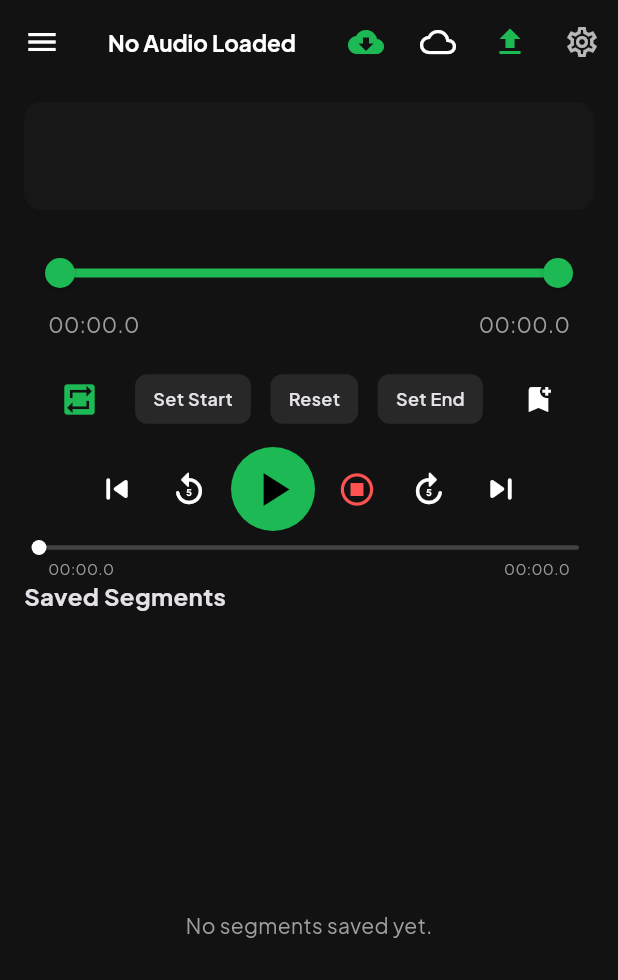
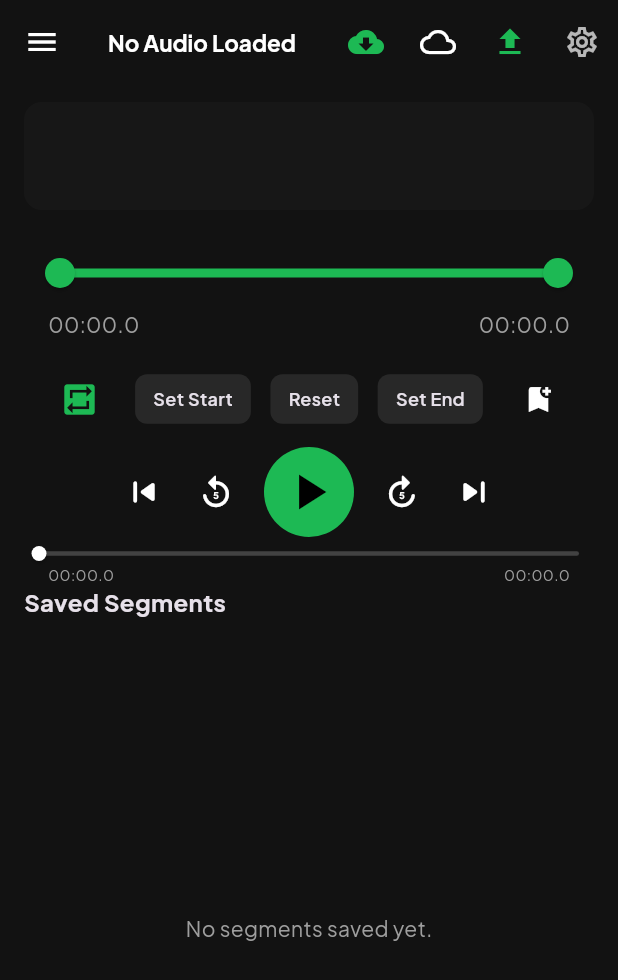
Before and after one commit to AmineOuatt/ipa-mp3, a Flutter app: the screen it shows after launch, on a phone screen of 412 x 824 dp. Shown: the top 980 px of the screen. Run offline on Flutter 3.47's test engine with Material 3 defaults, Android fonts, the phone set to English and light mode, and no system bars; our stand-ins replace audio_service, file_picker, flutter_local_notifications, google_fonts, just_audio, package_info_plus and 1 more; missing offline and left inert: audio_session, home_widget, youtube_explode_dart.

Commit message:
fix(player): remove stop button from main player screen (TASK 1)

```diff
--- a/lib/features/player/presentation/screens/audio_looper_screen.dart
+++ b/lib/features/player/presentation/screens/audio_looper_screen.dart
@@ -1290,7 +1290,7 @@ class _AudioLooperScreenState extends State<AudioLooperScreen> {
                   ),
                   const SizedBox(height: 8),
 
-                  // Main Controls: Previous, -5s, Play/Pause, Stop, +5s, Next
+                  // Main Controls: Previous, -5s, Play/Pause, +5s, Next
                   Row(
                     mainAxisAlignment: MainAxisAlignment.center,
                     children: [
@@ -1316,14 +1316,14 @@ class _AudioLooperScreenState extends State<AudioLooperScreen> {
                         },
                       ),
                       Container(
-                        margin: const EdgeInsets.symmetric(horizontal: 4),
+                        margin: const EdgeInsets.symmetric(horizontal: 8),
                         decoration: const BoxDecoration(
                           color: Color(0xFF1DB954),
                           shape: BoxShape.circle,
                         ),
                         child: IconButton(
-                          iconSize: 38,
-                          padding: const EdgeInsets.all(9),
+                          iconSize: 40,
+                          padding: const EdgeInsets.all(10),
                           icon: Icon(
                             _isPlaying ? Icons.pause : Icons.play_arrow,
                             color: Colors.black,
@@ -1333,15 +1333,6 @@ class _AudioLooperScreenState extends State<AudioLooperScreen> {
                             _isPlaying ? _player.pause() : _player.play();
                           },
                         ),
-                      ),
-                      IconButton(
-                        tooltip: "Stop",
-                        iconSize: 26,
-                        icon: const Icon(
-                          Icons.stop_circle_outlined,
-                          color: Colors.redAccent,
-                        ),
-                        onPressed: _stopPlayback,
                       ),
                       IconButton(
                         tooltip: "Pass +5s",
```
